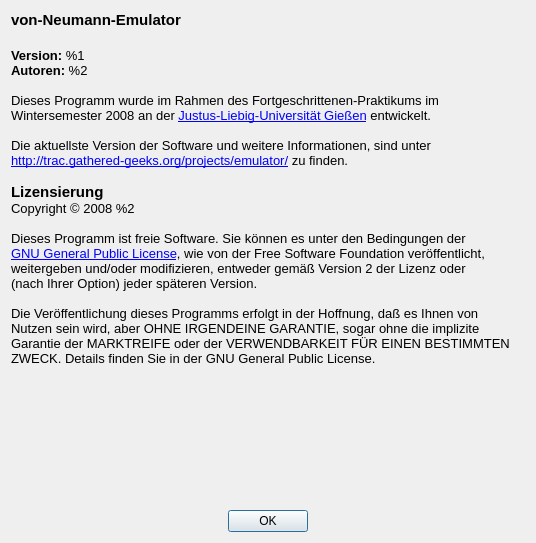
Funzinator/von-neumann-emulator, file ui/AboutDialog.ui: the form before one commit.
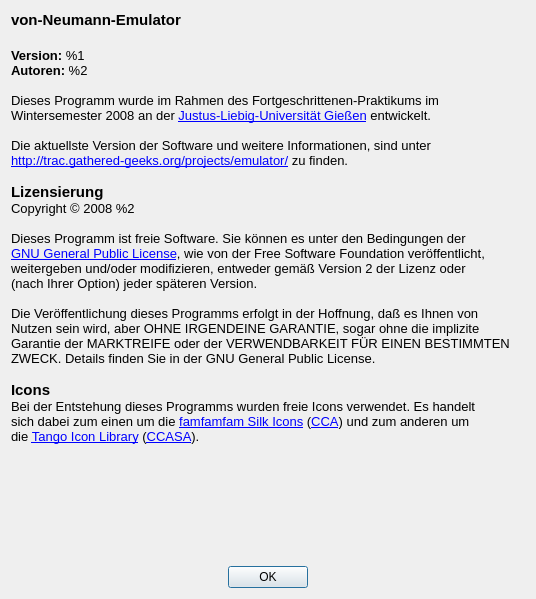
The form after the commit.

Commit message: AboutDialog: Notwendige Icon-Lizensierung eingefügt.

Diff of the .ui file:
```diff
--- a/ui/AboutDialog.ui
+++ b/ui/AboutDialog.ui
@@ -9,7 +9,7 @@
     <x>0</x>
     <y>0</y>
     <width>536</width>
-    <height>543</height>
+    <height>599</height>
    </rect>
   </property>
   <property name="windowTitle" >
@@ -47,7 +47,12 @@
 &lt;p style=" margin-top:0px; margin-bottom:0px; margin-left:0px; margin-right:0px; -qt-block-indent:0; text-indent:0px;">Die Veröffentlichung dieses Programms erfolgt in der Hoffnung, daß es Ihnen von&lt;/p>
 &lt;p style=" margin-top:0px; margin-bottom:0px; margin-left:0px; margin-right:0px; -qt-block-indent:0; text-indent:0px;">Nutzen sein wird, aber OHNE IRGENDEINE GARANTIE, sogar ohne die implizite&lt;/p>
 &lt;p style=" margin-top:0px; margin-bottom:0px; margin-left:0px; margin-right:0px; -qt-block-indent:0; text-indent:0px;">Garantie der MARKTREIFE oder der VERWENDBARKEIT FÜR EINEN BESTIMMTEN&lt;/p>
-&lt;p style=" margin-top:0px; margin-bottom:0px; margin-left:0px; margin-right:0px; -qt-block-indent:0; text-indent:0px;">ZWECK. Details finden Sie in der GNU General Public License.&lt;/p>&lt;/body>&lt;/html></string>
+&lt;p style=" margin-top:0px; margin-bottom:0px; margin-left:0px; margin-right:0px; -qt-block-indent:0; text-indent:0px;">ZWECK. Details finden Sie in der GNU General Public License.&lt;/p>
+&lt;p style="-qt-paragraph-type:empty; margin-top:0px; margin-bottom:0px; margin-left:0px; margin-right:0px; -qt-block-indent:0; text-indent:0px;">&lt;/p>
+&lt;p style=" margin-top:0px; margin-bottom:0px; margin-left:0px; margin-right:0px; -qt-block-indent:0; text-indent:0px;">&lt;span style=" font-size:11pt; font-weight:600;">Icons&lt;/span>&lt;/p>
+&lt;p style=" margin-top:0px; margin-bottom:0px; margin-left:0px; margin-right:0px; -qt-block-indent:0; text-indent:0px;">Bei der Entstehung dieses Programms wurden freie Icons verwendet. Es handelt&lt;/p>
+&lt;p style=" margin-top:0px; margin-bottom:0px; margin-left:0px; margin-right:0px; -qt-block-indent:0; text-indent:0px;">sich dabei zum einen um die &lt;a href="http://www.famfamfam.com/lab/icons/silk/">&lt;span style=" text-decoration: underline; color:#0000ff;">famfamfam Silk Icons&lt;/span>&lt;/a> (&lt;a href="http://creativecommons.org/licenses/by/2.5/">&lt;span style=" text-decoration: underline; color:#0000ff;">CCA&lt;/span>&lt;/a>) und zum anderen um&lt;/p>
+&lt;p style=" margin-top:0px; margin-bottom:0px; margin-left:0px; margin-right:0px; -qt-block-indent:0; text-indent:0px;">die &lt;a href="http://tango.freedesktop.org/Tango_Icon_Library">&lt;span style=" text-decoration: underline; color:#0000ff;">Tango Icon Library&lt;/span>&lt;/a> (&lt;a href="http://creativecommons.org/licenses/by-sa/2.5/">&lt;span style=" text-decoration: underline; color:#0000ff;">CCASA&lt;/span>&lt;/a>).&lt;/p>&lt;/body>&lt;/html></string>
        </property>
       </widget>
      </item>
```
